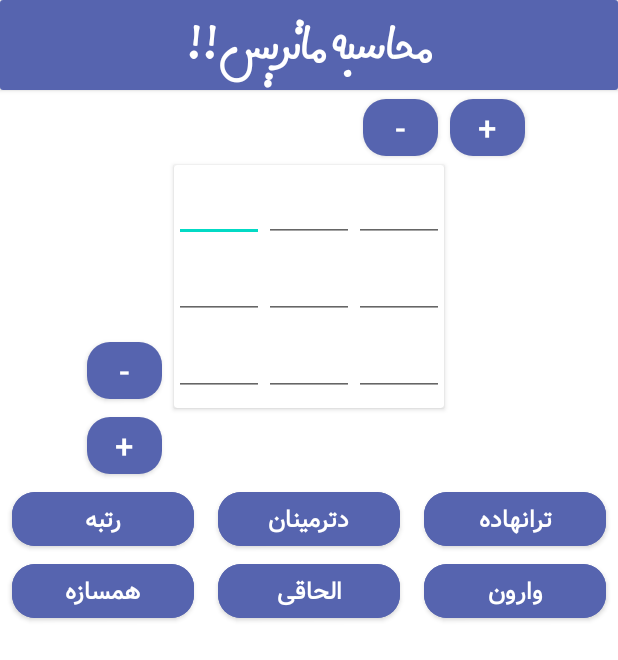
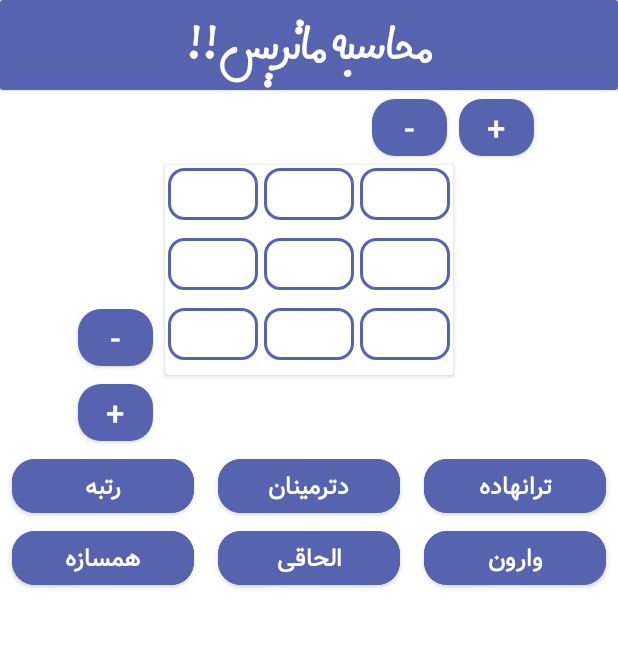
Before and after one commit to AdelShbz/A_Matrix_Calculator, an Android app: the screen it shows after launch (MainActivity), on a phone screen of 412 x 824 dp. Shown: the top 660 px of the screen. Run offline under Robolectric (Android 15) with nearby library versions, the phone set to English and light mode, and no system bars.

Commit message:
Improved user interface

```diff
--- /dev/null
+++ b/app/src/main/res/drawable/edit_text_design.xml
@@ -0,0 +1,16 @@
+<?xml version="1.0" encoding="utf-8"?>
+<shape xmlns:android="http://schemas.android.com/apk/res/android">
+    <stroke
+        android:width="2dp"
+        android:color="@color/colorTheme" />
+    <solid
+        android:color="#00FFFFFF"
+        android:paddingLeft="6dp"
+        android:paddingTop="6dp" />
+    <padding
+        android:bottom="6dp"
+        android:left="6dp"
+        android:right="6dp"
+        android:top="6dp" />
+    <corners android:radius="10dp"/>
+</shape>
--- a/app/src/main/res/layout/activity_main.xml
+++ b/app/src/main/res/layout/activity_main.xml
@@ -52,7 +52,6 @@
                 android:id="@+id/linearLayout6"
                 android:layout_width="match_parent"
                 android:layout_height="wrap_content"
-                android:layout_marginTop="8dp"
                 android:orientation="horizontal"
                 app:layout_constraintEnd_toEndOf="parent"
                 app:layout_constraintStart_toStartOf="parent"
@@ -62,7 +61,9 @@
                     android:id="@+id/editTextNumberSigned00"
                     android:layout_width="60dp"
                     android:layout_height="wrap_content"
+                    android:layout_margin="2dp"
                     android:layout_weight="1"
+                    android:background="@drawable/edit_text_design"
                     android:ems="10"
                     android:fontFamily="@font/bah"
                     android:gravity="center"
@@ -75,7 +76,9 @@
                     android:id="@+id/editTextNumberSigned01"
                     android:layout_width="60dp"
                     android:layout_height="wrap_content"
+                    android:layout_margin="2dp"
                     android:layout_weight="1"
+                    android:background="@drawable/edit_text_design"
                     android:ems="10"
                     android:fontFamily="@font/bah"
                     android:gravity="center"
@@ -88,7 +91,9 @@
                     android:id="@+id/editTextNumberSigned02"
                     android:layout_width="60dp"
                     android:layout_height="wrap_content"
+                    android:layout_margin="2dp"
                     android:layout_weight="1"
+                    android:background="@drawable/edit_text_design"
                     android:ems="10"
                     android:fontFamily="@font/bah"
                     android:gravity="center"
@@ -101,7 +106,9 @@
                     android:id="@+id/editTextNumberSigned03"
                     android:layout_width="60dp"
                     android:layout_height="wrap_content"
+                    android:layout_margin="2dp"
                     android:layout_weight="1"
+                    android:background="@drawable/edit_text_design"
                     android:ems="10"
                     android:fontFamily="@font/bah"
                     android:gravity="center"
@@ -125,7 +132,9 @@
                     android:id="@+id/editTextNumberSigned10"
                     android:layout_width="60dp"
                     android:layout_height="wrap_content"
+                    android:layout_margin="2dp"
                     android:layout_weight="1"
+                    android:background="@drawable/edit_text_design"
                     android:ems="10"
                     android:fontFamily="@font/bah"
                     android:gravity="center"
@@ -138,7 +147,9 @@
                     android:id="@+id/editTextNumberSigned11"
                     android:layout_width="60dp"
                     android:layout_height="wrap_content"
+                    android:layout_margin="2dp"
                     android:layout_weight="1"
+                    android:background="@drawable/edit_text_design"
                     android:ems="10"
                     android:fontFamily="@font/bah"
                     android:gravity="center"
@@ -151,7 +162,9 @@
                     android:id="@+id/editTextNumberSigned12"
                     android:layout_width="60dp"
                     android:layout_height="wrap_content"
+                    android:layout_margin="2dp"
                     android:layout_weight="1"
+                    android:background="@drawable/edit_text_design"
                     android:ems="10"
                     android:fontFamily="@font/bah"
                     android:gravity="center"
@@ -164,7 +177,9 @@
                     android:id="@+id/editTextNumberSigned13"
                     android:layout_width="60dp"
                     android:layout_height="wrap_content"
+                    android:layout_margin="2dp"
                     android:layout_weight="1"
+                    android:background="@drawable/edit_text_design"
                     android:ems="10"
                     android:fontFamily="@font/bah"
                     android:gravity="center"
@@ -189,7 +204,9 @@
                     android:id="@+id/editTextNumberSigned20"
                     android:layout_width="60dp"
                     android:layout_height="wrap_content"
+                    android:layout_margin="2dp"
                     android:layout_weight="1"
+                    android:background="@drawable/edit_text_design"
                     android:ems="10"
                     android:fontFamily="@font/bah"
                     android:gravity="center"
@@ -202,7 +219,9 @@
                     android:id="@+id/editTextNumberSigned21"
                     android:layout_width="60dp"
                     android:layout_height="wrap_content"
+                    android:layout_margin="2dp"
                     android:layout_weight="1"
+                    android:background="@drawable/edit_text_design"
                     android:ems="10"
                     android:fontFamily="@font/bah"
                     android:gravity="center"
@@ -215,7 +234,9 @@
                     android:id="@+id/editTextNumberSigned22"
                     android:layout_width="60dp"
                     android:layout_height="wrap_content"
+                    android:layout_margin="2dp"
                     android:layout_weight="1"
+                    android:background="@drawable/edit_text_design"
                     android:ems="10"
                     android:fontFamily="@font/bah"
                     android:gravity="center"
@@ -228,7 +249,9 @@
                     android:id="@+id/editTextNumberSigned23"
                     android:layout_width="60dp"
                     android:layout_height="wrap_content"
+                    android:layout_margin="2dp"
                     android:layout_weight="1"
+                    android:background="@drawable/edit_text_design"
                     android:ems="10"
                     android:fontFamily="@font/bah"
                     android:gravity="center"
@@ -252,7 +275,9 @@
                     android:id="@+id/editTextNumberSigned30"
                     android:layout_width="60dp"
                     android:layout_height="wrap_content"
+                    android:layout_margin="2dp"
                     android:layout_weight="1"
+                    android:background="@drawable/edit_text_design"
                     android:ems="10"
                     android:fontFamily="@font/bah"
                     android:gravity="center"
@@ -265,7 +290,9 @@
                     android:id="@+id/editTextNumberSigned31"
                     android:layout_width="60dp"
                     android:layout_height="wrap_content"
+                    android:layout_margin="2dp"
                     android:layout_weight="1"
+                    android:background="@drawable/edit_text_design"
                     android:ems="10"
                     android:fontFamily="@font/bah"
                     android:gravity="center"
@@ -278,7 +305,9 @@
                     android:id="@+id/editTextNumberSigned32"
                     android:layout_width="60dp"
                     android:layout_height="wrap_content"
+                    android:layout_margin="2dp"
                     android:layout_weight="1"
+                    android:background="@drawable/edit_text_design"
                     android:ems="10"
                     android:fontFamily="@font/bah"
                     android:gravity="center"
@@ -291,7 +320,9 @@
                     android:id="@+id/editTextNumberSigned33"
                     android:layout_width="60dp"
                     android:layout_height="wrap_content"
+                    android:layout_margin="2dp"
                     android:layout_weight="1"
+                    android:background="@drawable/edit_text_design"
                     android:ems="10"
                     android:fontFamily="@font/bah"
                     android:gravity="center"
--- a/app/src/main/res/values/colors.xml
+++ b/app/src/main/res/values/colors.xml
@@ -7,4 +7,7 @@
     <color name="teal_700">#FF018786</color>
     <color name="black">#FF000000</color>
     <color name="white">#FFFFFFFF</color>
+    <color name="colorTheme">#5664AF</color>
+    <color name="darkColorTheme">#333E75</color>
+
 </resources>
```
